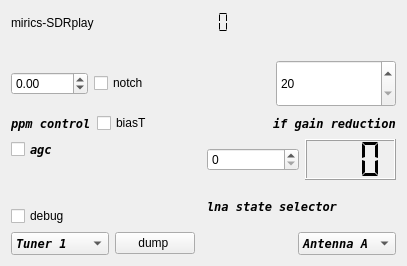
This is qt-devices/sdrplay-handler-v3/sdrplay-widget-v3.ui in JvanKatwijk/qt-dab as Qt 5 draws it before an edit. The edited form follows.
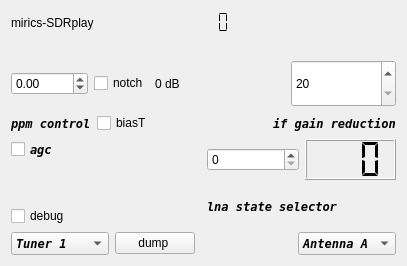
This is the edited form.

```diff
--- a/qt-devices/sdrplay-handler-v3/sdrplay-widget-v3.ui
+++ b/qt-devices/sdrplay-handler-v3/sdrplay-widget-v3.ui
@@ -83,6 +83,16 @@
        </property>
       </widget>
      </item>
+     <item>
+      <widget class="QLabel" name="gainDisplay">
+       <property name="toolTip">
+        <string>&lt;html&gt;&lt;head/&gt;&lt;body&gt;&lt;p&gt;The number gere displays the currently applied attenuation on the incoming signal&lt;/p&gt;&lt;/body&gt;&lt;/html&gt;</string>
+       </property>
+       <property name="text">
+        <string>0 dB</string>
+       </property>
+      </widget>
+     </item>
      <item>
       <spacer name="horizontalSpacer">
        <property name="orientation">
```
Left out of the diff: 3 changed lines with no effect on the pictures.
